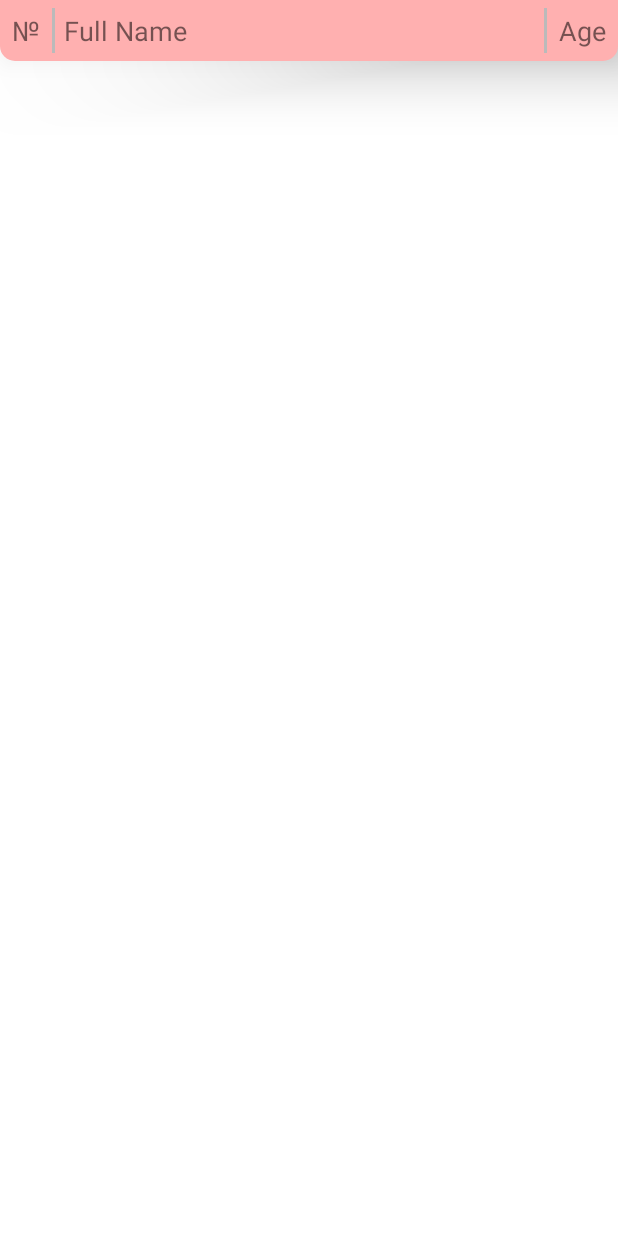
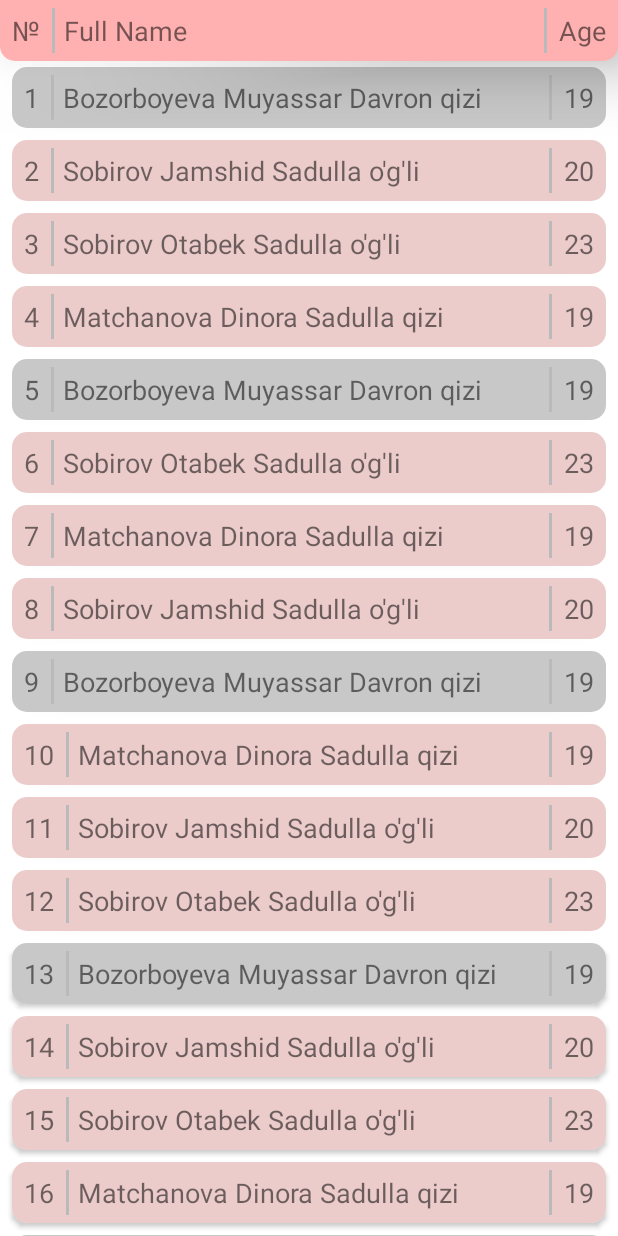
Before and after one commit to James6746/1---RecyclerView-Custom-Basic-Adapter-Java-, an Android app: the screen it shows after launch (MainActivity), on a phone screen of 412 x 824 dp. Run offline under Robolectric (Android 15) with nearby library versions, the phone set to English and light mode, and no system bars.

Commit message:
first commit

```diff
--- a/app/src/main/java/com/example/a1_recyclerviewcustombasicadapterjava/CustomAdapter.java
+++ b/app/src/main/java/com/example/a1_recyclerviewcustombasicadapterjava/CustomAdapter.java
@@ -13,6 +13,9 @@ import java.util.ArrayList;
 
 public class CustomAdapter extends RecyclerView.Adapter<CustomAdapter.CustomViewHolder> {
 
+    public static final int TYPE_AVAILABLE_YES = 0;
+    public static final int TYPE_UNAVAILABLE_NO = 1;
+
     Context context;
     ArrayList<Student> studentArrayList;
 
@@ -21,11 +24,27 @@ public class CustomAdapter extends RecyclerView.Adapter<CustomAdapter.CustomView
         this.studentArrayList = studentArrayList;
     }
 
+    @Override
+    public int getItemViewType(int position) {
+        Student student = studentArrayList.get(position);
+        if (student.availabale) {
+            return TYPE_AVAILABLE_YES;
+        } else {
+            return TYPE_UNAVAILABLE_NO;
+        }
+
+    }
+
     @NonNull
     @Override
     public CustomViewHolder onCreateViewHolder(@NonNull ViewGroup parent, int viewType) {
-        View view = LayoutInflater.from(context).inflate(R.layout.item_student, parent, false);
-        return new CustomViewHolder(view);
+        if(viewType == TYPE_AVAILABLE_YES){
+            View view = LayoutInflater.from(context).inflate(R.layout.item_student, parent, false);
+            return new CustomViewHolder(view);
+        } else {
+            View view = LayoutInflater.from(context).inflate(R.layout.unavailable_item, parent, false);
+            return new CustomViewHolder(view);
+        }
     }
 
     @Override
--- a/app/src/main/java/com/example/a1_recyclerviewcustombasicadapterjava/MainActivity.java
+++ b/app/src/main/java/com/example/a1_recyclerviewcustombasicadapterjava/MainActivity.java
@@ -14,6 +14,7 @@ public class MainActivity extends AppCompatActivity {
     RecyclerView recyclerView;
     CustomAdapter customAdapter;
 
+
     @Override
     protected void onCreate(Bundle savedInstanceState) {
         super.onCreate(savedInstanceState);
@@ -22,6 +23,7 @@ public class MainActivity extends AppCompatActivity {
     }
 
     private void initViews() {
+        studentArrayList = new ArrayList();
         recyclerView = findViewById(R.id.recycler_view);
         customAdapter = new CustomAdapter(MainActivity.this, studentArrayList);
         recyclerView.setAdapter(customAdapter);
@@ -32,12 +34,15 @@ public class MainActivity extends AppCompatActivity {
 
     private void addItemsToTheStudentArrayList() {
         for (int i = 0; i < 20; i++) {
-            if(i % 3 == 1){
-                studentArrayList.add(new Student("Sobirov Jamshid Sadulla o'g'li", 20));
-            } else if(i % 3 == 2){
-                studentArrayList.add(new Student("Sobirov Otabek Sadulla o'g'li", 23));
+
+            if (i % 4 == 0) {
+                studentArrayList.add(new Student("Bozorboyeva Muyassar Davron qizi", 19, false));
+            } else if (i % 3 == 1) {
+                studentArrayList.add(new Student("Sobirov Jamshid Sadulla o'g'li", 20, true));
+            } else if (i % 3 == 2) {
+                studentArrayList.add(new Student("Sobirov Otabek Sadulla o'g'li", 23, true));
             } else {
-                studentArrayList.add(new Student("Matchanova Dinora Sadulla qizi", 19));
+                studentArrayList.add(new Student("Matchanova Dinora Sadulla qizi", 19, true));
 
             }
         }
--- a/app/src/main/java/com/example/a1_recyclerviewcustombasicadapterjava/Student.java
+++ b/app/src/main/java/com/example/a1_recyclerviewcustombasicadapterjava/Student.java
@@ -3,10 +3,12 @@ package com.example.a1_recyclerviewcustombasicadapterjava;
 public class Student {
     public String fullName;
     public int age;
+    public boolean availabale;
 
-    public Student(String fullName, int age) {
+    public Student(String fullName, int age, boolean availabale) {
         this.fullName = fullName;
         this.age = age;
+        this.availabale = availabale;
     }
 
 
--- /dev/null
+++ b/app/src/main/res/layout/unavailable_item.xml
@@ -0,0 +1,64 @@
+<?xml version="1.0" encoding="utf-8"?>
+<androidx.cardview.widget.CardView xmlns:android="http://schemas.android.com/apk/res/android"
+    xmlns:app="http://schemas.android.com/apk/res-auto"
+    android:id="@+id/unavailable_item"
+    android:layout_width="match_parent"
+    android:layout_height="wrap_content"
+    android:layout_marginHorizontal="8dp"
+    android:layout_marginVertical="4dp"
+    app:cardCornerRadius="10dp"
+    android:elevation="0dp">
+
+    <RelativeLayout
+        android:layout_width="match_parent"
+        android:layout_height="wrap_content"
+        android:background="#C8C8C8"
+        android:clickable="false">
+
+        <TextView
+            android:id="@+id/order_no_item"
+            android:layout_width="wrap_content"
+            android:layout_height="wrap_content"
+            android:layout_margin="8dp"
+            android:text="1"
+            android:textSize="18sp" />
+        <View
+            android:layout_width="2dp"
+            android:layout_height="30dp"
+            android:background="#BABABA"
+            android:layout_toRightOf="@id/order_no_item"
+            android:layout_centerVertical="true"/>
+
+        <TextView
+            android:id="@+id/tv_fullname_item"
+            android:layout_width="wrap_content"
+            android:layout_height="wrap_content"
+            android:layout_centerVertical="true"
+            android:layout_marginStart="8dp"
+            android:layout_marginTop="8dp"
+            android:layout_marginEnd="8dp"
+            android:layout_marginBottom="8dp"
+            android:layout_toRightOf="@id/order_no_item"
+            android:text="Sobirov Jamshid"
+            android:textSize="18sp" />
+
+        <View
+            android:layout_width="2dp"
+            android:layout_height="30dp"
+            android:background="#BABABA"
+            android:layout_toLeftOf="@id/tv_age_item"
+            android:layout_centerVertical="true"/>
+
+        <TextView
+            android:id="@+id/tv_age_item"
+            android:layout_width="wrap_content"
+            android:layout_height="wrap_content"
+            android:layout_alignParentEnd="true"
+            android:layout_centerVertical="true"
+            android:layout_margin="8dp"
+            android:text="20"
+            android:textSize="18sp" />
+
+    </RelativeLayout>
+
+</androidx.cardview.widget.CardView>
--- a/settings.gradle
+++ b/settings.gradle
@@ -6,5 +6,5 @@ dependencyResolutionManagement {
         jcenter() // Warning: this repository is going to shut down soon
     }
 }
-rootProject.name = "1 - RecyclerView Custom Basic Adapter(Java)"
+rootProject.name = "2 - RecyclerView Custom Multitype Adapter(Java)"
 include ':app'
```
